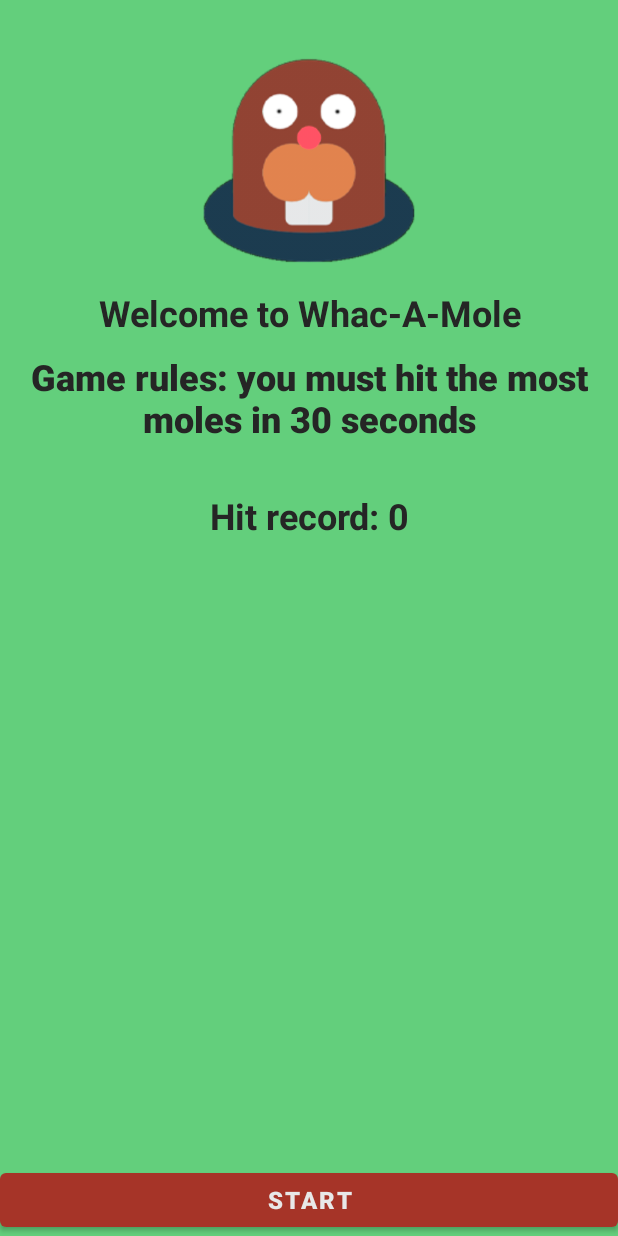
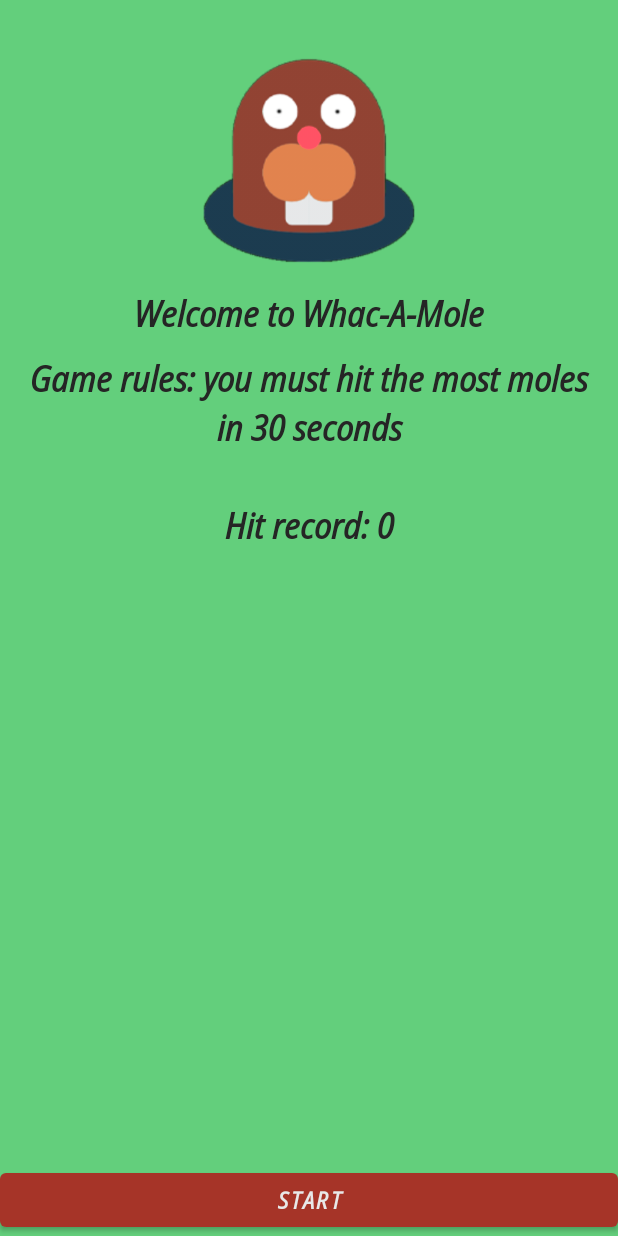
Before and after one commit to SakhSH/WhacAMoleApp, an Android app: the screen it shows after launch (MainActivity), on a phone screen of 412 x 824 dp. Run offline under Robolectric (Android 15) with nearby library versions, the phone set to English and light mode, and no system bars.

Commit message:
fix_2 commit

```diff
--- a/app/src/main/res/values/styles.xml
+++ b/app/src/main/res/values/styles.xml
@@ -6,6 +6,7 @@
         <item name="android:textAlignment">center</item>
         <item name="android:textSize">@dimen/xl_text_size</item>
         <item name="android:textStyle">bold</item>
+        <item name="fontFamily">@font/open_sans_semi_condensed_italic</item>
     </style>
 
     <style name="button_text">
@@ -13,6 +14,7 @@
         <item name="android:textAlignment">center</item>
         <item name="android:textSize">@dimen/l_text_size</item>
         <item name="android:textStyle">bold</item>
+        <item name="fontFamily">@font/open_sans_semi_condensed_italic</item>
     </style>
 
     <style name="description_text">
```
Also changed, not shown: app/src/main/res/font/open_sans_semi_condensed_italic.ttf (added).
